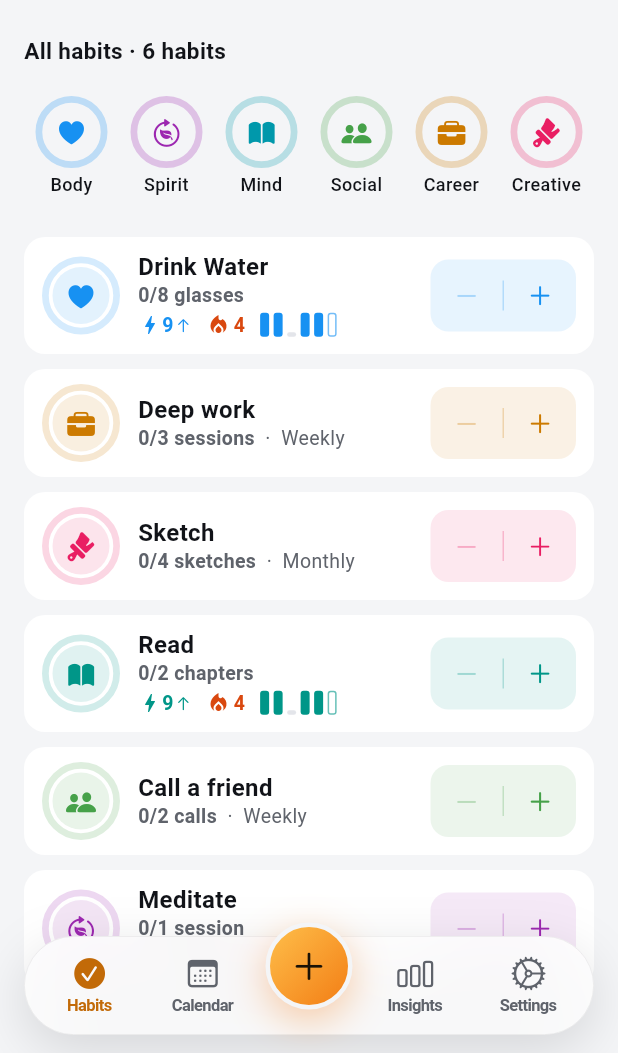
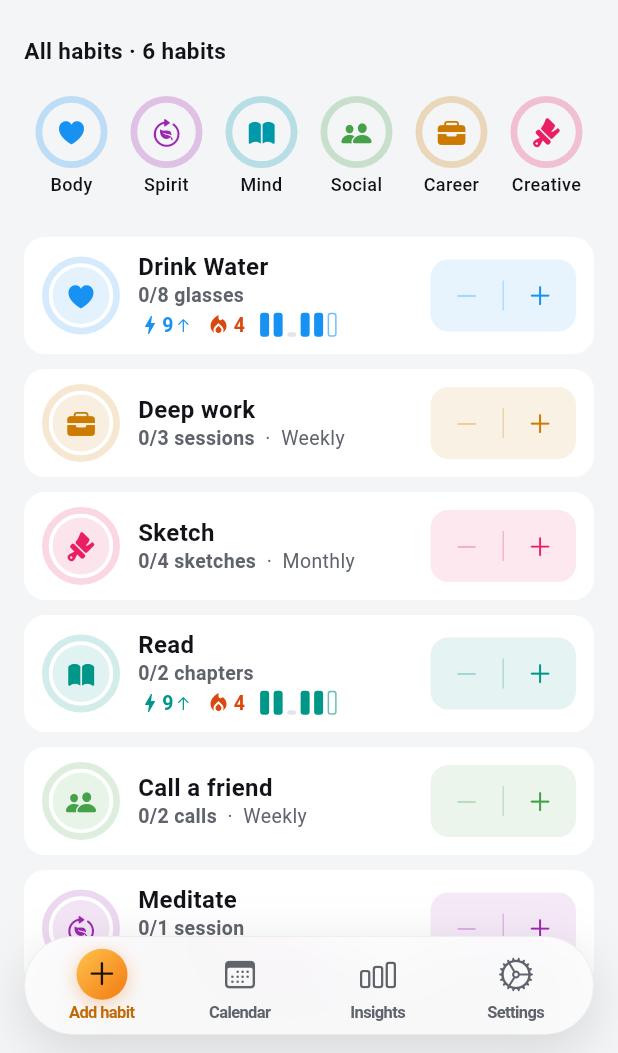
Before and after one commit to gwaihirf22/atomic-momentum, a Flutter app: the screen it shows after launch, on a phone screen of 412 x 824 dp, the part 183-1236 px from its top. Run offline on Flutter 3.47's test engine with Material 3 defaults, Android fonts, the phone set to English and light mode, and no system bars; drawn by our look-alikes of flutter_slidable; our stand-ins replace clock, equatable, flutter_local_notifications, flutter_timezone, get_it, shared_preferences and 2 more.

Commit message:
Four-icon dock: the Habits tab turns into "+" for adding
The raised center orb is gone. Selected, Habits shows a small amber "+"
labelled "Add habit" and a tap adds; a tap within 400 ms of arriving
from another tab only switches, so a double-tap doesn't open Add.
Also fixes a habit-page test that failed on the week's first day.

Co-Authored-By: Claude Opus 5.5 (1M context) <noreply@anthropic.com>

```diff
--- a/lib/presentation/widgets/floating_tab_bar.dart
+++ b/lib/presentation/widgets/floating_tab_bar.dart
@@ -11,21 +11,25 @@ class FloatingTab {
   final IconData icon;
   final IconData activeIcon;
 
-  const FloatingTab({required this.label, required this.icon, required this.activeIcon});
+  /// When set, the tab turns into a "+" with this label while it's selected,
+  /// and tapping it then adds (Habits: "Add habit").
+  final String? addLabel;
+
+  const FloatingTab({required this.label, required this.icon, required this.activeIcon, this.addLabel});
 }
 
 /// The main tab bar: a rounded, translucent bar floating above the content
-/// (which scrolls under it, blurred), with the orb (the app's main "+") in
-/// the middle. Built by hand rather than with CupertinoTabBar, which can't
-/// float or hold the orb; it works the same on iOS 16 and later.
+/// (which scrolls under it, blurred). The Habits tab doubles as the app's
+/// "+": selected, it becomes a small amber orb, and a tap adds a habit.
+/// Built by hand rather than with CupertinoTabBar, which can't float; it
+/// works the same on iOS 16 and later.
 class FloatingTabBar extends StatelessWidget {
   /// The bar's height (labels are capped at [maxLabelScale], as iOS caps tab
   /// bar labels, so it never grows).
   static const height = 66.0;
-  static const orbSize = 58.0;
 
-  /// How far the orb rises above the bar.
-  static const orbRise = 13.0;
+  /// The "+" orb a tab with an add state shows while selected.
+  static const addOrbSize = 34.0;
   static const sideMargin = 16.0;
   static const maxLabelScale = 1.35;
 
@@ -36,15 +40,14 @@ class FloatingTabBar extends StatelessWidget {
 
   /// How much of the bottom of the screen the bar covers, so the end of a
   /// scrolling list can clear it.
-  static double coveredHeight(double safeBottom) => bottomGap(safeBottom) + height + orbRise;
+  static double coveredHeight(double safeBottom) => bottomGap(safeBottom) + height;
 
   final List<FloatingTab> tabs;
   final int currentIndex;
   final ValueChanged<int> onTap;
+
+  /// A tap on the selected tab that has an add state.
   final VoidCallback onAdd;
-
-  /// The orb sits after this many tabs.
-  final int orbAfter;
 
   const FloatingTabBar({
     super.key,
@@ -52,7 +55,6 @@ class FloatingTabBar extends StatelessWidget {
     required this.currentIndex,
     required this.onTap,
     required this.onAdd,
-    required this.orbAfter,
   });
 
   @override
@@ -60,21 +62,11 @@ class FloatingTabBar extends StatelessWidget {
     final palette = AppPalette.of(context);
     final shape = BorderRadius.circular(height / 2);
 
-    Widget tab(int index) => Expanded(
-          child: _TabButton(
-            key: Key('tab_${tabs[index].label.toLowerCase()}'),
-            tab: tabs[index],
-            selected: index == currentIndex,
-            onTap: () => onTap(index),
-          ),
-        );
-
     return MediaQuery.withClampedTextScaling(
       maxScaleFactor: maxLabelScale,
       child: SizedBox(
         height: height,
         child: Stack(
-          clipBehavior: Clip.none,
           children: [
             Positioned.fill(
               child: DecoratedBox(
@@ -101,9 +93,16 @@ class FloatingTabBar extends StatelessWidget {
               padding: const EdgeInsets.symmetric(horizontal: 6),
               child: Row(
                 children: [
-                  for (var i = 0; i < orbAfter; i++) tab(i),
-                  _Orb(onTap: onAdd),
-                  for (var i = orbAfter; i < tabs.length; i++) tab(i),
+                  for (var i = 0; i < tabs.length; i++)
+                    Expanded(
+                      child: _TabButton(
+                        key: Key('tab_${tabs[i].label.toLowerCase()}'),
+                        tab: tabs[i],
+                        selected: i == currentIndex,
+                        onTap: () => onTap(i),
+                        onAdd: onAdd,
+                      ),
+                    ),
                 ],
               ),
             ),
@@ -118,22 +117,43 @@ class _TabButton extends StatelessWidget {
   final FloatingTab tab;
   final bool selected;
   final VoidCallback onTap;
+  final VoidCallback onAdd;
 
-  const _TabButton({super.key, required this.tab, required this.selected, required this.onTap});
+  const _TabButton({super.key, required this.tab, required this.selected, required this.onTap, required this.onAdd});
 
   @override
   Widget build(BuildContext context) {
     final palette = AppPalette.of(context);
+    final adding = selected && tab.addLabel != null;
     final color = selected ? palette.accent : palette.textSecondary;
     void tap() {
       Haptics.selection();
-      onTap();
+      adding ? onAdd() : onTap();
     }
+
+    final Widget icon = adding
+        ? Container(
+            key: const Key('addHabitButton'),
+            width: FloatingTabBar.addOrbSize,
+            height: FloatingTabBar.addOrbSize,
+            decoration: BoxDecoration(
+              shape: BoxShape.circle,
+              gradient: palette.orb,
+              boxShadow: [BoxShadow(color: palette.orbShadow, blurRadius: 10, offset: const Offset(0, 3))],
+            ),
+            child: const Icon(CupertinoIcons.add, size: 22, color: AppPalette.onOrb),
+          )
+        : SizedBox(
+            key: ValueKey(selected),
+            height: FloatingTabBar.addOrbSize,
+            child: Icon(selected ? tab.activeIcon : tab.icon, size: 24, color: color),
+          );
 
     return Semantics(
       button: true,
       selected: selected,
-      label: tab.label,
+      label: adding ? tab.addLabel : tab.label,
+      hint: adding ? 'Adds a new habit' : null,
       onTap: tap,
       excludeSemantics: true,
       child: GestureDetector(
@@ -144,62 +164,27 @@ class _TabButton extends StatelessWidget {
           child: Column(
             mainAxisAlignment: MainAxisAlignment.center,
             children: [
-              Icon(selected ? tab.activeIcon : tab.icon, size: 24, color: color),
-              const SizedBox(height: 3),
+              AnimatedSwitcher(
+                duration: const Duration(milliseconds: 200),
+                switchInCurve: Curves.easeOutBack,
+                switchOutCurve: Curves.easeIn,
+                transitionBuilder: (child, animation) => FadeTransition(
+                  opacity: animation,
+                  child: ScaleTransition(scale: animation, child: child),
+                ),
+                child: icon,
+              ),
+              const SizedBox(height: 2),
               // Shrinks rather than being cut off in a narrow slot
               FittedBox(
                 fit: BoxFit.scaleDown,
                 child: Text(
-                  tab.label,
+                  adding ? tab.addLabel! : tab.label,
                   maxLines: 1,
                   style: TextStyle(fontSize: 11, fontWeight: selected ? FontWeight.w700 : FontWeight.w600, color: color),
                 ),
               ),
             ],
-          ),
-        ),
-      ),
-    );
-  }
-}
-
-/// The amber "+" that adds a habit, raised out of the bar.
-class _Orb extends StatelessWidget {
-  final VoidCallback onTap;
-
-  const _Orb({required this.onTap});
-
-  @override
-  Widget build(BuildContext context) {
-    final palette = AppPalette.of(context);
-    void tap() {
-      Haptics.selection();
-      onTap();
-    }
-
-    return Semantics(
-      button: true,
-      label: 'Add habit',
-      onTap: tap,
-      excludeSemantics: true,
-      child: GestureDetector(
-        key: const Key('addHabitOrb'),
-        behavior: HitTestBehavior.opaque,
-        onTap: tap,
-        child: Transform.translate(
-          offset: const Offset(0, -FloatingTabBar.orbRise),
-          child: Container(
-            width: FloatingTabBar.orbSize,
-            height: FloatingTabBar.orbSize,
-            margin: const EdgeInsets.symmetric(horizontal: 4),
-            decoration: BoxDecoration(
-              shape: BoxShape.circle,
-              gradient: palette.orb,
-              // A ring in the page color separates it from the bar
-              border: Border.all(color: palette.background, width: 3),
-              boxShadow: [BoxShadow(color: palette.orbShadow, blurRadius: 22, offset: const Offset(0, 8))],
-            ),
-            child: const Icon(CupertinoIcons.add, size: 26, color: AppPalette.onOrb),
           ),
         ),
       ),
--- a/lib/screens/home_screen.dart
+++ b/lib/screens/home_screen.dart
@@ -249,8 +249,8 @@ class _HomeScreenState extends State<HomeScreen> with WidgetsBindingObserver {
         ? 'No ${selectedCategory.name.toLowerCase()} habits yet'
         : 'No habits yet';
     final subtitle = isFiltered
-        ? 'Tap the + button to add a ${selectedCategory.name.toLowerCase()} habit, or tap Show all to see all habits'
-        : 'Tap the + button to add your first habit';
+        ? 'Tap + below to add a ${selectedCategory.name.toLowerCase()} habit, or tap Show all to see all habits'
+        : 'Tap + below to add your first habit';
 
     return Center(
       child: Column(
--- a/lib/screens/ios_main_navigation.dart
+++ b/lib/screens/ios_main_navigation.dart
@@ -1,3 +1,4 @@
+import 'package:clock/clock.dart';
 import 'package:flutter/cupertino.dart';
 import 'package:flutter/material.dart';
 import 'package:provider/provider.dart';
@@ -13,7 +14,7 @@ import 'insights_screen.dart';
 import 'settings_screen.dart';
 
 /// The app's main screen: four tabs, each with its own navigation stack,
-/// under the floating tab bar with the "+" orb in the middle.
+/// under the floating tab bar, whose Habits tab turns into "+" for adding.
 class IOSMainNavigation extends StatefulWidget {
   const IOSMainNavigation({Key? key}) : super(key: key);
 
@@ -35,7 +36,12 @@ class IOSMainNavigation extends StatefulWidget {
 
 class _IOSMainNavigationState extends State<IOSMainNavigation> {
   static const _tabs = [
-    FloatingTab(label: 'Habits', icon: CupertinoIcons.checkmark_circle, activeIcon: CupertinoIcons.checkmark_circle_fill),
+    FloatingTab(
+      label: 'Habits',
+      icon: CupertinoIcons.checkmark_circle,
+      activeIcon: CupertinoIcons.checkmark_circle_fill,
+      addLabel: 'Add habit',
+    ),
     FloatingTab(label: 'Calendar', icon: CupertinoIcons.calendar, activeIcon: CupertinoIcons.calendar),
     FloatingTab(label: 'Insights', icon: CupertinoIcons.chart_bar, activeIcon: CupertinoIcons.chart_bar_fill),
     FloatingTab(label: 'Settings', icon: CupertinoIcons.settings, activeIcon: CupertinoIcons.settings_solid),
@@ -47,6 +53,11 @@ class _IOSMainNavigationState extends State<IOSMainNavigation> {
   late final _observers = [for (var i = 0; i < _tabs.length; i++) _StackObserver(() => _stackChanged(i))];
 
   int _index = 0;
+
+  /// When the current tab was chosen: Habits' "+" ignores a tap right after
+  /// arriving, so a quick double-tap from another tab doesn't open Add.
+  DateTime? _selectedAt;
+  static const _addGuard = Duration(milliseconds: 400);
 
   /// Tabs are built the first time they're shown, then kept.
   final _opened = <int>{0};
@@ -88,7 +99,14 @@ class _IOSMainNavigationState extends State<IOSMainNavigation> {
     setState(() {
       _index = index;
       _opened.add(index);
+      _selectedAt = clock.now();
     });
+  }
+
+  void _add() {
+    final at = _selectedAt;
+    if (at != null && clock.now().difference(at) < _addGuard) return;
+    IOSMainNavigation.addHabit(context);
   }
 
   /// A notification was tapped: show the Habits list (the Habits screen
@@ -150,9 +168,8 @@ class _IOSMainNavigationState extends State<IOSMainNavigation> {
                 child: FloatingTabBar(
                   tabs: _tabs,
                   currentIndex: _index,
-                  orbAfter: 2,
                   onTap: _select,
-                  onAdd: () => IOSMainNavigation.addHabit(context),
+                  onAdd: _add,
                 ),
               ),
             ),
```
Also changed, not shown: 7 other files.
